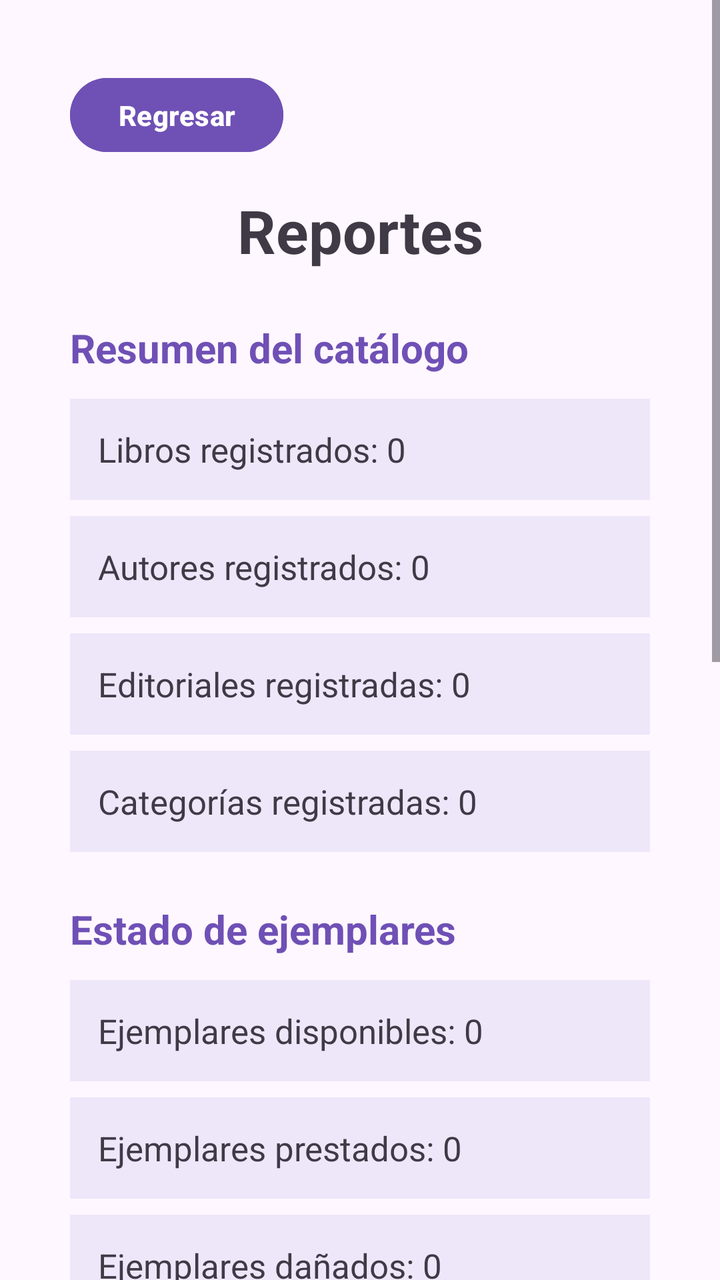
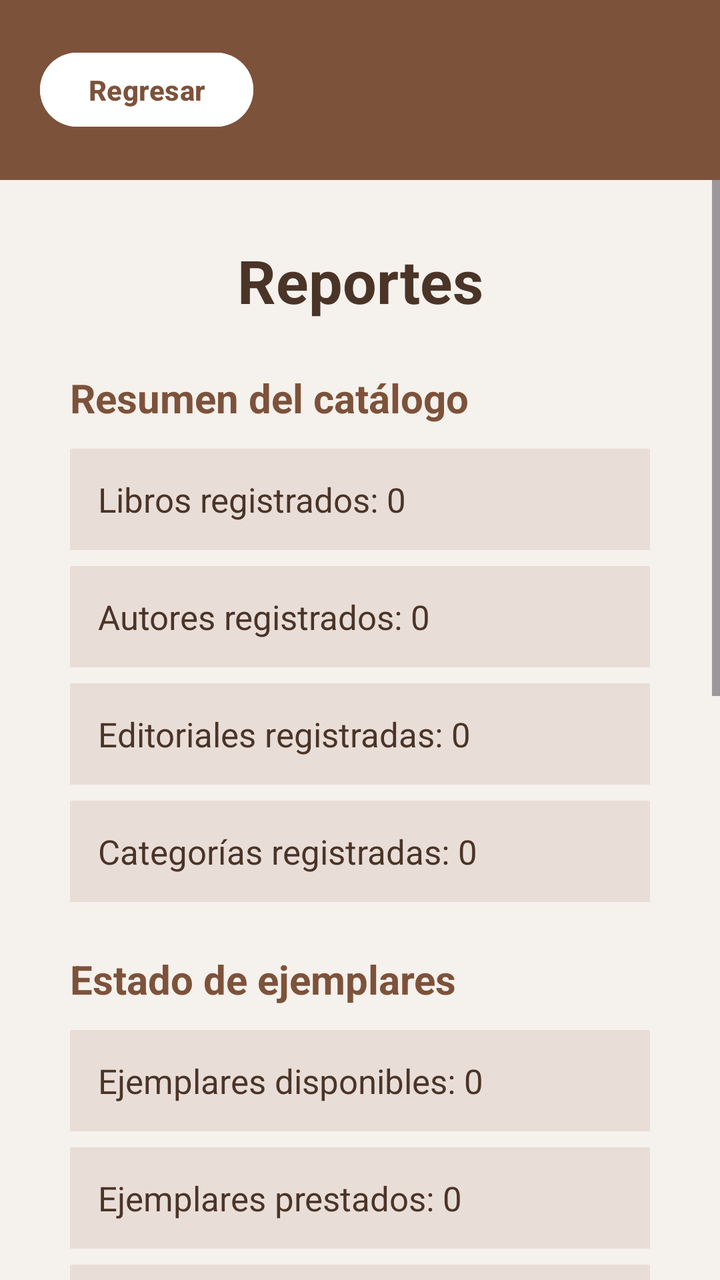

Before-and-after screenshots of an Android layout around one commit, followed by the original layout XML and the change that was made.
<!-- AndroidManifest.xml: application theme Theme.BibliotecaGrupo3 -->
<!-- res/layout/activity_reportes.xml -->
<?xml version="1.0" encoding="utf-8"?>
<androidx.constraintlayout.widget.ConstraintLayout xmlns:android="http://schemas.android.com/apk/res/android"
    xmlns:app="http://schemas.android.com/apk/res-auto"
    xmlns:tools="http://schemas.android.com/tools"
    android:id="@+id/main"
    android:layout_width="match_parent"
    android:layout_height="match_parent"
    android:background="#FFF7FF"
    tools:context=".ReportesActivity">

    <ScrollView
        android:layout_width="0dp"
        android:layout_height="0dp"
        android:fillViewport="true"
        app:layout_constraintBottom_toBottomOf="parent"
        app:layout_constraintEnd_toEndOf="parent"
        app:layout_constraintStart_toStartOf="parent"
        app:layout_constraintTop_toTopOf="parent">

        <LinearLayout
            android:layout_width="match_parent"
            android:layout_height="wrap_content"
            android:orientation="vertical"
            android:paddingStart="35dp"
            android:paddingTop="35dp"
            android:paddingEnd="35dp"
            android:paddingBottom="35dp">

            <Button
                android:id="@+id/btnRegresar"
                android:layout_width="wrap_content"
                android:layout_height="45dp"
                android:backgroundTint="#6F50B5"
                android:onClick="regresar"
                android:text="Regresar"
                android:textAllCaps="false"
                android:textColor="#FFFFFF"
                android:textStyle="bold" />

            <TextView
                android:id="@+id/txtTituloReportes"
                android:layout_width="match_parent"
                android:layout_height="wrap_content"
                android:layout_marginTop="15dp"
                android:gravity="center"
                android:text="Reportes"
                android:textColor="#3F3A46"
                android:textSize="30sp"
                android:textStyle="bold" />

            <TextView
                android:id="@+id/txtSubtituloCatalogo"
                android:layout_width="match_parent"
                android:layout_height="wrap_content"
                android:layout_marginTop="25dp"
                android:text="Resumen del catálogo"
                android:textColor="#6F50B5"
                android:textSize="20sp"
                android:textStyle="bold" />

            <TextView
                android:id="@+id/txtTotalLibros"
                android:layout_width="match_parent"
                android:layout_height="wrap_content"
                android:layout_marginTop="12dp"
                android:background="#EEE7FA"
                android:padding="14dp"
                android:text="Libros registrados: 0"
                android:textColor="#3F3A46"
                android:textSize="17sp" />

            <TextView
                android:id="@+id/txtTotalAutores"
                android:layout_width="match_parent"
                android:layout_height="wrap_content"
                android:layout_marginTop="8dp"
                android:background="#EEE7FA"
                android:padding="14dp"
                android:text="Autores registrados: 0"
                android:textColor="#3F3A46"
                android:textSize="17sp" />

            <TextView
                android:id="@+id/txtTotalEditoriales"
                android:layout_width="match_parent"
                android:layout_height="wrap_content"
                android:layout_marginTop="8dp"
                android:background="#EEE7FA"
                android:padding="14dp"
                android:text="Editoriales registradas: 0"
                android:textColor="#3F3A46"
                android:textSize="17sp" />

            <TextView
                android:id="@+id/txtTotalCategorias"
                android:layout_width="match_parent"
                android:layout_height="wrap_content"
                android:layout_marginTop="8dp"
                android:background="#EEE7FA"
                android:padding="14dp"
                android:text="Categorías registradas: 0"
                android:textColor="#3F3A46"
                android:textSize="17sp" />

            <TextView
                android:id="@+id/txtSubtituloEjemplares"
                android:layout_width="match_parent"
                android:layout_height="wrap_content"
                android:layout_marginTop="25dp"
                android:text="Estado de ejemplares"
                android:textColor="#6F50B5"
                android:textSize="20sp"
                android:textStyle="bold" />

            <TextView
                android:id="@+id/txtEjemplaresDisponibles"
                android:layout_width="match_parent"
                android:layout_height="wrap_content"
                android:layout_marginTop="12dp"
                android:background="#EEE7FA"
                android:padding="14dp"
                android:text="Ejemplares disponibles: 0"
                android:textColor="#3F3A46"
                android:textSize="17sp" />

            <TextView
                android:id="@+id/txtEjemplaresPrestados"
                android:layout_width="match_parent"
                android:layout_height="wrap_content"
                android:layout_marginTop="8dp"
                android:background="#EEE7FA"
                android:padding="14dp"
                android:text="Ejemplares prestados: 0"
                android:textColor="#3F3A46"
                android:textSize="17sp" />

            <TextView
                android:id="@+id/txtEjemplaresDanados"
                android:layout_width="match_parent"
                android:layout_height="wrap_content"
                android:layout_marginTop="8dp"
                android:background="#EEE7FA"
                android:padding="14dp"
                android:text="Ejemplares dañados: 0"
                android:textColor="#3F3A46"
                android:textSize="17sp" />

            <TextView
                android:id="@+id/txtSubtituloPrestamos"
                android:layout_width="match_parent"
                android:layout_height="wrap_content"
                android:layout_marginTop="25dp"
                android:text="Préstamos y devoluciones"
                android:textColor="#6F50B5"
                android:textSize="20sp"
                android:textStyle="bold" />

            <TextView
                android:id="@+id/txtPrestamosActivos"
                android:layout_width="match_parent"
                android:layout_height="wrap_content"
                android:layout_marginTop="12dp"
                android:background="#EEE7FA"
                android:padding="14dp"
                android:text="Préstamos activos: 0"
                android:textColor="#3F3A46"
                android:textSize="17sp" />

            <TextView
                android:id="@+id/txtPrestamosDevueltos"
                android:layout_width="match_parent"
                android:layout_height="wrap_content"
                android:layout_marginTop="8dp"
                android:background="#EEE7FA"
                android:padding="14dp"
                android:text="Préstamos devueltos: 0"
                android:textColor="#3F3A46"
                android:textSize="17sp" />

            <TextView
                android:id="@+id/txtPrestamosCancelados"
                android:layout_width="match_parent"
                android:layout_height="wrap_content"
                android:layout_marginTop="8dp"
                android:background="#EEE7FA"
                android:padding="14dp"
                android:text="Préstamos cancelados: 0"
                android:textColor="#3F3A46"
                android:textSize="17sp" />

            <TextView
                android:id="@+id/txtTotalDevoluciones"
                android:layout_width="match_parent"
                android:layout_height="wrap_content"
                android:layout_marginTop="8dp"
                android:background="#EEE7FA"
                android:padding="14dp"
                android:text="Devoluciones registradas: 0"
                android:textColor="#3F3A46"
                android:textSize="17sp" />

            <TextView
                android:id="@+id/txtSubtituloUsuarios"
                android:layout_width="match_parent"
                android:layout_height="wrap_content"
                android:layout_marginTop="25dp"
                android:text="Usuarios"
                android:textColor="#6F50B5"
                android:textSize="20sp"
                android:textStyle="bold" />

            <TextView
                android:id="@+id/txtUsuariosActivos"
                android:layout_width="match_parent"
                android:layout_height="wrap_content"
                android:layout_marginTop="12dp"
                android:background="#EEE7FA"
                android:padding="14dp"
                android:text="Usuarios activos: 0"
                android:textColor="#3F3A46"
                android:textSize="17sp" />

            <TextView
                android:id="@+id/txtUsuariosInactivos"
                android:layout_width="match_parent"
                android:layout_height="wrap_content"
                android:layout_marginTop="8dp"
                android:background="#EEE7FA"
                android:padding="14dp"
                android:text="Usuarios inactivos: 0"
                android:textColor="#3F3A46"
                android:textSize="17sp" />

            <Button
                android:id="@+id/btnActualizarReporte"
                android:layout_width="match_parent"
                android:layout_height="55dp"
                android:layout_marginTop="25dp"
                android:backgroundTint="#6F50B5"
                android:onClick="actualizarReporte"
                android:text="Actualizar reporte"
                android:textAllCaps="false"
                android:textColor="#FFFFFF"
                android:textSize="16sp"
                android:textStyle="bold" />

        </LinearLayout>
    </ScrollView>

</androidx.constraintlayout.widget.ConstraintLayout>
<!-- resources referenced by this layout -->
<resources>
  <style name="Theme.BibliotecaGrupo3" parent="Base.Theme.BibliotecaGrupo3" />
  <style name="Base.Theme.BibliotecaGrupo3" parent="Theme.Material3.DayNight.NoActionBar">
          
          
      </style>
</resources>

<!-- the commit's change to res/layout/activity_reportes.xml (unified diff, before → after) -->
@@ -5,8 +5,35 @@
     android:id="@+id/main"
     android:layout_width="match_parent"
     android:layout_height="match_parent"
-    android:background="#FFF7FF"
+    android:background="#F5F1EC"
     tools:context=".ReportesActivity">
+
+    <LinearLayout
+        android:id="@+id/topBar"
+        android:layout_width="0dp"
+        android:layout_height="90dp"
+        android:background="#7D523B"
+        android:gravity="center_vertical"
+        android:orientation="horizontal"
+        android:paddingStart="20dp"
+        android:paddingEnd="20dp"
+        app:layout_constraintEnd_toEndOf="parent"
+        app:layout_constraintStart_toStartOf="parent"
+        app:layout_constraintTop_toTopOf="parent">
+
+        <Button
+            android:id="@+id/btnRegresar"
+            android:layout_width="wrap_content"
+            android:layout_height="45dp"
+            android:backgroundTint="#FFFFFF"
+            android:onClick="regresar"
+            android:text="Regresar"
+            android:textAllCaps="false"
+            android:textColor="#7D523B"
+            android:textStyle="bold"
+            app:cornerRadius="24dp" />
+
+    </LinearLayout>
 
     <ScrollView
         android:layout_width="0dp"
@@ -15,36 +42,24 @@
         app:layout_constraintBottom_toBottomOf="parent"
         app:layout_constraintEnd_toEndOf="parent"
         app:layout_constraintStart_toStartOf="parent"
-        app:layout_constraintTop_toTopOf="parent">
+        app:layout_constraintTop_toBottomOf="@+id/topBar">
 
         <LinearLayout
             android:layout_width="match_parent"
             android:layout_height="wrap_content"
             android:orientation="vertical"
             android:paddingStart="35dp"
-            android:paddingTop="35dp"
+            android:paddingTop="30dp"
             android:paddingEnd="35dp"
             android:paddingBottom="35dp">
 
-            <Button
-                android:id="@+id/btnRegresar"
-                android:layout_width="wrap_content"
-                android:layout_height="45dp"
-                android:backgroundTint="#6F50B5"
-                android:onClick="regresar"
-                android:text="Regresar"
-                android:textAllCaps="false"
-                android:textColor="#FFFFFF"
-                android:textStyle="bold" />
-
             <TextView
                 android:id="@+id/txtTituloReportes"
                 android:layout_width="match_parent"
                 android:layout_height="wrap_content"
-                android:layout_marginTop="15dp"
                 android:gravity="center"
                 android:text="Reportes"
-                android:textColor="#3F3A46"
+                android:textColor="#4A3428"
                 android:textSize="30sp"
                 android:textStyle="bold" />
 
@@ -54,7 +69,7 @@
                 android:layout_height="wrap_content"
                 android:layout_marginTop="25dp"
                 android:text="Resumen del catálogo"
-                android:textColor="#6F50B5"
+                android:textColor="#7D523B"
                 android:textSize="20sp"
                 android:textStyle="bold" />
 
@@ -63,10 +78,10 @@
                 android:layout_width="match_parent"
                 android:layout_height="wrap_content"
                 android:layout_marginTop="12dp"
-                android:background="#EEE7FA"
+                android:background="#E9DED7"
                 android:padding="14dp"
                 android:text="Libros registrados: 0"
-                android:textColor="#3F3A46"
+                android:textColor="#4A3428"
                 android:textSize="17sp" />
 
             <TextView
@@ -74,10 +89,10 @@
                 android:layout_width="match_parent"
                 android:layout_height="wrap_content"
                 android:layout_marginTop="8dp"
-                android:background="#EEE7FA"
+                android:background="#E9DED7"
                 android:padding="14dp"
                 android:text="Autores registrados: 0"
-                android:textColor="#3F3A46"
+                android:textColor="#4A3428"
                 android:textSize="17sp" />
 
             <TextView
@@ -85,10 +100,10 @@
                 android:layout_width="match_parent"
                 android:layout_height="wrap_content"
                 android:layout_marginTop="8dp"
-                android:background="#EEE7FA"
+                android:background="#E9DED7"
                 android:padding="14dp"
                 android:text="Editoriales registradas: 0"
-                android:textColor="#3F3A46"
+                android:textColor="#4A3428"
                 android:textSize="17sp" />
 
             <TextView
@@ -96,10 +111,10 @@
                 android:layout_width="match_parent"
                 android:layout_height="wrap_content"
                 android:layout_marginTop="8dp"
-                android:background="#EEE7FA"
+                android:background="#E9DED7"
                 android:padding="14dp"
                 android:text="Categorías registradas: 0"
-                android:textColor="#3F3A46"
+                android:textColor="#4A3428"
                 android:textSize="17sp" />
 
             <TextView
@@ -108,7 +123,7 @@
                 android:layout_height="wrap_content"
                 android:layout_marginTop="25dp"
                 android:text="Estado de ejemplares"
-                android:textColor="#6F50B5"
+                android:textColor="#7D523B"
                 android:textSize="20sp"
                 android:textStyle="bold" />
 
@@ -117,10 +132,10 @@
                 android:layout_width="match_parent"
                 android:layout_height="wrap_content"
                 android:layout_marginTop="12dp"
-                android:background="#EEE7FA"
+                android:background="#E9DED7"
                 android:padding="14dp"
                 android:text="Ejemplares disponibles: 0"
-                android:textColor="#3F3A46"
+                android:textColor="#4A3428"
                 android:textSize="17sp" />
 
             <TextView
@@ -128,10 +143,10 @@
                 android:layout_width="match_parent"
                 android:layout_height="wrap_content"
                 android:layout_marginTop="8dp"
-                android:background="#EEE7FA"
+                android:background="#E9DED7"
                 android:padding="14dp"
                 android:text="Ejemplares prestados: 0"
-                android:textColor="#3F3A46"
+                android:textColor="#4A3428"
                 android:textSize="17sp" />
 
             <TextView
@@ -139,10 +154,10 @@
                 android:layout_width="match_parent"
                 android:layout_height="wrap_content"
                 android:layout_marginTop="8dp"
-                android:background="#EEE7FA"
+                android:background="#E9DED7"
                 android:padding="14dp"
                 android:text="Ejemplares dañados: 0"
-                android:textColor="#3F3A46"
+                android:textColor="#4A3428"
                 android:textSize="17sp" />
 
             <TextView
@@ -151,7 +166,7 @@
                 android:layout_height="wrap_content"
                 android:layout_marginTop="25dp"
                 android:text="Préstamos y devoluciones"
-                android:textColor="#6F50B5"
+                android:textColor="#7D523B"
                 android:textSize="20sp"
                 android:textStyle="bold" />
 
@@ -160,10 +175,10 @@
                 android:layout_width="match_parent"
                 android:layout_height="wrap_content"
                 android:layout_marginTop="12dp"
-                android:background="#EEE7FA"
+                android:background="#E9DED7"
                 android:padding="14dp"
                 android:text="Préstamos activos: 0"
-                android:textColor="#3F3A46"
+                android:textColor="#4A3428"
                 android:textSize="17sp" />
 
             <TextView
@@ -171,10 +186,10 @@
                 android:layout_width="match_parent"
                 android:layout_height="wrap_content"
                 android:layout_marginTop="8dp"
-                android:background="#EEE7FA"
+                android:background="#E9DED7"
                 android:padding="14dp"
                 android:text="Préstamos devueltos: 0"
-                android:textColor="#3F3A46"
+                android:textColor="#4A3428"
                 android:textSize="17sp" />
 
             <TextView
@@ -182,10 +197,10 @@
                 android:layout_width="match_parent"
                 android:layout_height="wrap_content"
                 android:layout_marginTop="8dp"
-                android:background="#EEE7FA"
+                android:background="#E9DED7"
                 android:padding="14dp"
                 android:text="Préstamos cancelados: 0"
-                android:textColor="#3F3A46"
+                android:textColor="#4A3428"
                 android:textSize="17sp" />
 
             <TextView
@@ -193,10 +208,10 @@
                 android:layout_width="match_parent"
                 android:layout_height="wrap_content"
                 android:layout_marginTop="8dp"
-                android:background="#EEE7FA"
+                android:background="#E9DED7"
                 android:padding="14dp"
                 android:text="Devoluciones registradas: 0"
-                android:textColor="#3F3A46"
+                android:textColor="#4A3428"
                 android:textSize="17sp" />
 
             <TextView
@@ -205,7 +220,7 @@
                 android:layout_height="wrap_content"
                 android:layout_marginTop="25dp"
                 android:text="Usuarios"
-                android:textColor="#6F50B5"
+                android:textColor="#7D523B"
                 android:textSize="20sp"
                 android:textStyle="bold" />
 
@@ -214,10 +229,10 @@
                 android:layout_width="match_parent"
                 android:layout_height="wrap_content"
                 android:layout_marginTop="12dp"
-                android:background="#EEE7FA"
+                android:background="#E9DED7"
                 android:padding="14dp"
                 android:text="Usuarios activos: 0"
-                android:textColor="#3F3A46"
+                android:textColor="#4A3428"
                 android:textSize="17sp" />
 
             <TextView
@@ -225,10 +240,10 @@
                 android:layout_width="match_parent"
                 android:layout_height="wrap_content"
                 android:layout_marginTop="8dp"
-                android:background="#EEE7FA"
+                android:background="#E9DED7"
                 android:padding="14dp"
                 android:text="Usuarios inactivos: 0"
-                android:textColor="#3F3A46"
+                android:textColor="#4A3428"
                 android:textSize="17sp" />
 
             <Button
@@ -236,13 +251,14 @@
                 android:layout_width="match_parent"
                 android:layout_height="55dp"
                 android:layout_marginTop="25dp"
-                android:backgroundTint="#6F50B5"
+                android:backgroundTint="#7D523B"
                 android:onClick="actualizarReporte"
                 android:text="Actualizar reporte"
                 android:textAllCaps="false"
                 android:textColor="#FFFFFF"
                 android:textSize="16sp"
-                android:textStyle="bold" />
+                android:textStyle="bold"
+                app:cornerRadius="28dp" />
 
         </LinearLayout>
     </ScrollView>
